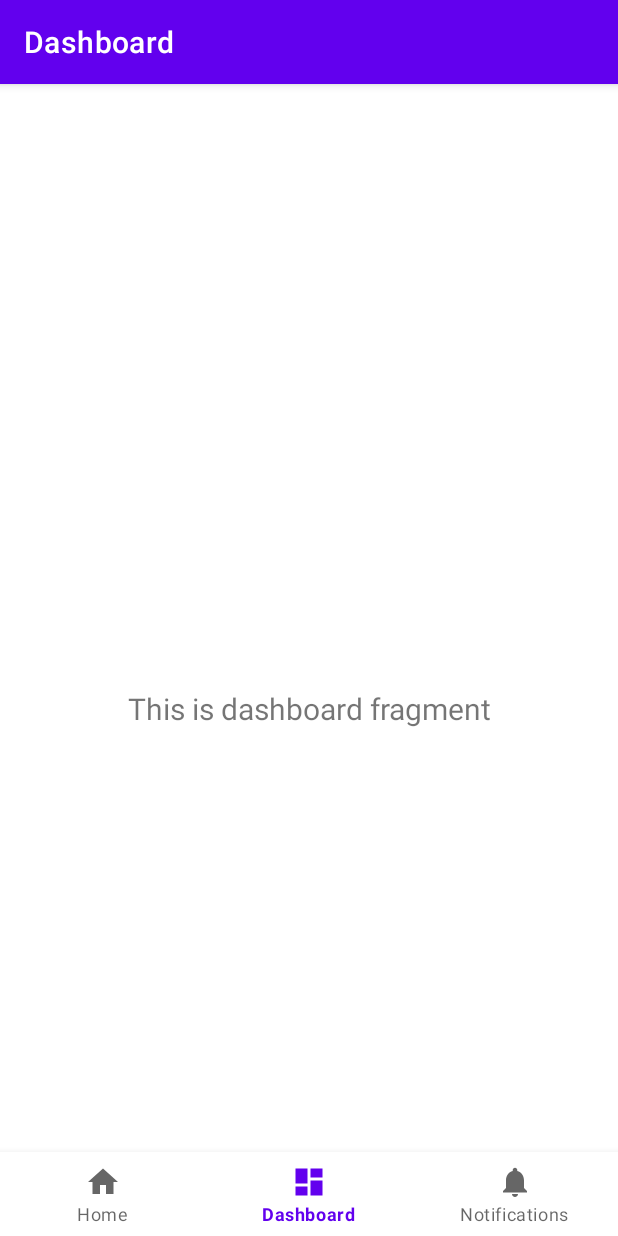
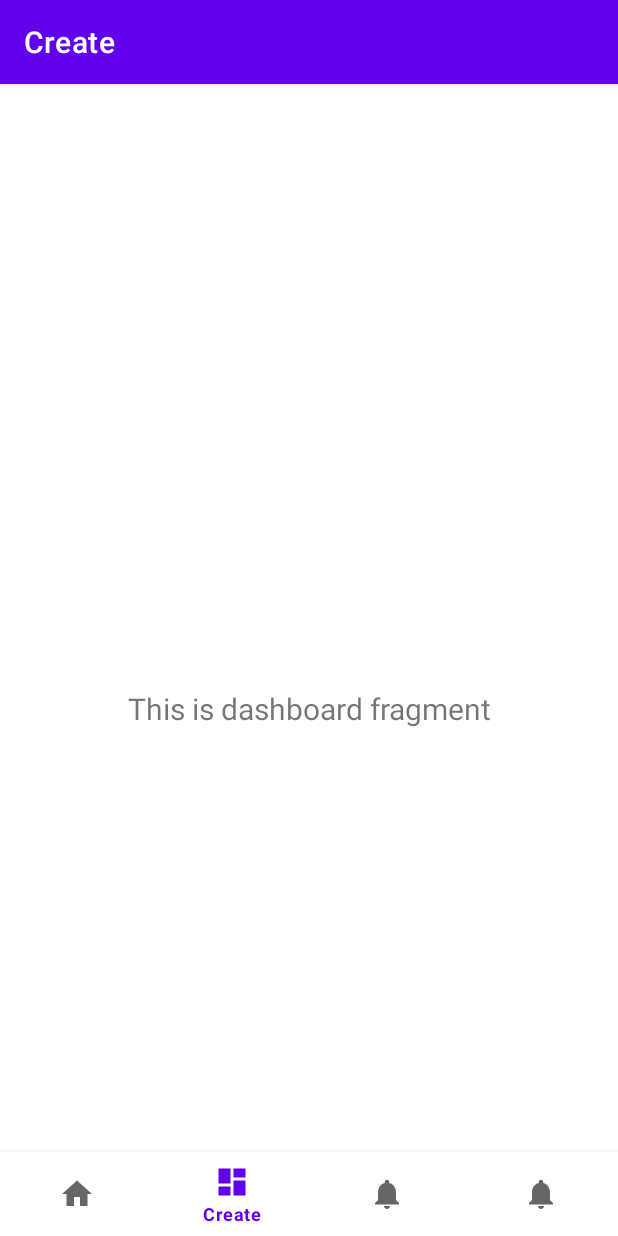
Before and after one commit to msd19tomatina/tomatina-native, an Android app: the screen it shows after launch (MainActivity), item 2 of the bottom bar chosen, on a phone screen of 412 x 824 dp. Run offline under Robolectric (Android 15) with nearby library versions, the phone set to English and light mode, and no system bars; our stand-ins replace navigation-ui.

Commit message:
added new fragment to nav

```diff
--- /dev/null
+++ b/app/src/main/res/layout/fragment_highscores.xml
@@ -0,0 +1,6 @@
+<?xml version="1.0" encoding="utf-8"?>
+<androidx.constraintlayout.widget.ConstraintLayout
+    xmlns:android="http://schemas.android.com/apk/res/android" android:layout_width="match_parent"
+    android:layout_height="match_parent">
+
+</androidx.constraintlayout.widget.ConstraintLayout>
--- a/app/src/main/res/menu/bottom_nav_menu.xml
+++ b/app/src/main/res/menu/bottom_nav_menu.xml
@@ -9,11 +9,16 @@
     <item
         android:id="@+id/navigation_dashboard"
         android:icon="@drawable/ic_dashboard_black_24dp"
-        android:title="@string/title_dashboard" />
+        android:title="@string/title_createGroup" />
 
     <item
         android:id="@+id/navigation_notifications"
         android:icon="@drawable/ic_notifications_black_24dp"
-        android:title="@string/title_notifications" />
+        android:title="@string/title_joinGroup" />
+
+    <item
+        android:id="@+id/navigation_highscores"
+        android:icon="@drawable/ic_notifications_black_24dp"
+        android:title="@string/title_highscores" />
 
 </menu>
--- a/app/src/main/res/navigation/mobile_navigation.xml
+++ b/app/src/main/res/navigation/mobile_navigation.xml
@@ -14,12 +14,12 @@
     <fragment
         android:id="@+id/navigation_dashboard"
         android:name="com.example.tomatina.ui.dashboard.DashboardFragment"
-        android:label="@string/title_dashboard"
+        android:label="@string/title_createGroup"
         tools:layout="@layout/fragment_dashboard" />
 
     <fragment
         android:id="@+id/navigation_notifications"
         android:name="com.example.tomatina.ui.notifications.NotificationsFragment"
-        android:label="@string/title_notifications"
+        android:label="@string/title_joinGroup"
         tools:layout="@layout/fragment_notifications" />
 </navigation>
--- a/app/src/main/res/values/strings.xml
+++ b/app/src/main/res/values/strings.xml
@@ -1,6 +1,7 @@
 <resources>
     <string name="app_name">Tomatina</string>
     <string name="title_home">Home</string>
-    <string name="title_dashboard">Dashboard</string>
-    <string name="title_notifications">Notifications</string>
+    <string name="title_createGroup">Create</string>
+    <string name="title_joinGroup">Join</string>
+    <string name="title_highscores">Highscores</string>
 </resources>
```
